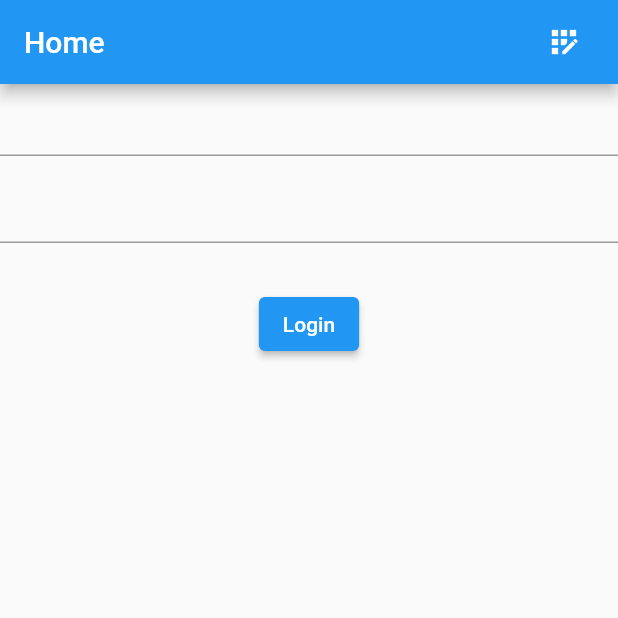
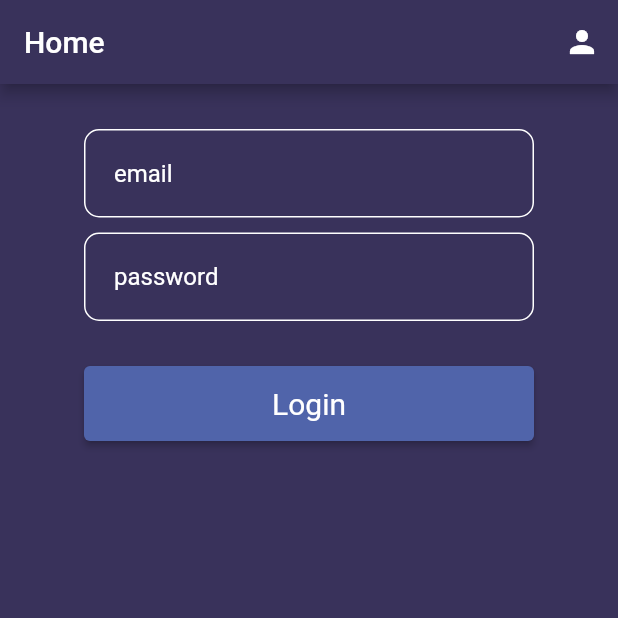
Before and after one commit to Thow76/prototype_v6, a Flutter app: the screen it shows after launch, on a phone screen of 412 x 824 dp, the top half of it. Run offline on Flutter 3.47's test engine with Material 2 defaults, Android fonts, the phone set to English and light mode, and no system bars; our stand-ins replace firebase_core; accounts and stored records are empty; Roboto replaces fonts that are missing (Arial, ComicSans).

Commit message:
app_theme_data

```diff
--- a/lib/main.dart
+++ b/lib/main.dart
@@ -2,6 +2,7 @@ import 'package:firebase_core/firebase_core.dart';
 import 'package:flutter/material.dart';
 import 'package:prototype_v5/firebase_options.dart';
 import 'package:prototype_v5/screens/login_screen.dart';
+import 'package:prototype_v5/screens/utils/app_theme.dart';
 
 void main() async {
   WidgetsFlutterBinding.ensureInitialized();
@@ -18,18 +19,10 @@ class MyApp extends StatelessWidget {
   // This widget is the root of your application.
   @override
   Widget build(BuildContext context) {
+    final theme = AppTheme().light();
     return MaterialApp(
-      theme: ThemeData(
-          // This is the theme of your application.
-          //
-          // Try running your application with "flutter run". You'll see the
-          // application has a blue toolbar. Then, without quitting the app, try
-          // changing the primarySwatch below to Colors.green and then invoke
-          // "hot reload" (press "r" in the console where you ran "flutter run",
-          // or simply save your changes to "hot reload" in a Flutter IDE).
-          // Notice that the counter didn't reset back to zero; the application
-          // is not restarted.
-          ),
+      debugShowCheckedModeBanner: false,
+      theme: theme,
       home: const LoginScreen(),
     );
   }
--- a/lib/screens/login_screen.dart
+++ b/lib/screens/login_screen.dart
@@ -1,4 +1,5 @@
 import 'package:flutter/material.dart';
+import 'package:prototype_v5/screens/utils/constants.dart';
 
 class LoginScreen extends StatefulWidget {
   const LoginScreen({super.key});
@@ -14,29 +15,47 @@ class _LoginScreenState extends State<LoginScreen> {
       appBar: AppBar(
         title: const Text('Home'),
         actions: <Widget>[
-            TextButton.icon(
+          IconButton(
             icon: const Icon(
-                Icons.app_registration,
-                color: Colors.white,
+              Icons.person,
             ),
             onPressed: () {},
-              label: const Text(''),
           ),
         ],
       ),
       body: Form(
+        child: Center(
           child: Column(
             children: <Widget>[
-            TextFormField(),
+              const SizedBox(height: 30),
+              SizedBox(
+                width: 300,
+                child: TextFormField(
+                  decoration:
+                      textInputDecorationLight.copyWith(hintText: 'email'),
+                ),
+              ),
               const SizedBox(
                 height: 10,
               ),
-            TextFormField(),
+              SizedBox(
+                width: 300,
+                child: TextFormField(
+                  decoration:
+                      textInputDecorationLight.copyWith(hintText: 'password'),
+                ),
+              ),
               const SizedBox(
                 height: 30,
               ),
-            ElevatedButton(onPressed: (() {}), child: const Text('Login'))
+              ElevatedButton(
+                onPressed: (() {}),
+                child: const Text('Login'),
+              ),
             ],
-        )));
+          ),
+        ),
+      ),
+    );
   }
 }
--- /dev/null
+++ b/lib/screens/utils/app_theme.dart
@@ -0,0 +1,116 @@
+import 'package:flutter/material.dart';
+
+class AppTheme {
+  TextTheme lightTextTheme = const TextTheme(
+    headline1: TextStyle(
+        fontSize: 72.0, fontWeight: FontWeight.bold, color: Colors.white),
+    headline2: TextStyle(
+        fontSize: 36.0, fontWeight: FontWeight.bold, color: Colors.white),
+    headline3: TextStyle(
+        fontSize: 24.0, fontWeight: FontWeight.bold, color: Colors.white),
+    bodyText1: TextStyle(
+        fontSize: 18.0, fontWeight: FontWeight.bold, color: Colors.white),
+    bodyText2: TextStyle(fontSize: 14.0, color: Colors.white),
+    caption: TextStyle(
+      fontSize: 18.0,
+      color: Colors.white,
+      fontWeight: FontWeight.bold,
+    ),
+  );
+
+  TextTheme darkTextTheme = const TextTheme(
+    headline1: TextStyle(
+        fontSize: 72.0, fontWeight: FontWeight.bold, color: Colors.blueGrey),
+    headline2: TextStyle(
+        fontSize: 36.0, fontWeight: FontWeight.bold, color: Colors.blueGrey),
+    headline3: TextStyle(
+        fontSize: 24.0, fontWeight: FontWeight.bold, color: Colors.blueGrey),
+    bodyText1: TextStyle(
+        fontSize: 18.0, fontWeight: FontWeight.bold, color: Colors.blueGrey),
+    bodyText2: TextStyle(fontSize: 14.0, color: Colors.blueGrey),
+    caption: TextStyle(
+      fontSize: 18.0,
+      color: Color.fromARGB(255, 57, 50, 91),
+      fontWeight: FontWeight.bold,
+    ),
+  );
+
+  ThemeData light() {
+    return ThemeData(
+      fontFamily: 'Arial',
+      brightness: Brightness.light,
+      iconTheme: const IconThemeData(color: Colors.white),
+      canvasColor: const Color.fromARGB(255, 57, 50, 91),
+      checkboxTheme: CheckboxThemeData(
+        fillColor: MaterialStateColor.resolveWith((states) {
+          return Colors.amber;
+        }),
+      ),
+      appBarTheme: const AppBarTheme(
+        foregroundColor: Colors.white,
+        backgroundColor: Color.fromARGB(255, 57, 50, 91),
+      ),
+      textButtonTheme: TextButtonThemeData(
+        style: TextButton.styleFrom(
+          fixedSize: const Size(300, 50),
+          textStyle: const TextStyle(fontFamily: 'Arial', fontSize: 18),
+        ),
+      ),
+      elevatedButtonTheme: ElevatedButtonThemeData(
+          style: ElevatedButton.styleFrom(
+              fixedSize: const Size(300, 50),
+              foregroundColor: Colors.white,
+              backgroundColor: const Color.fromARGB(255, 80, 100, 170),
+              textStyle:
+                  const TextStyle(fontFamily: 'ComicSans', fontSize: 20))),
+      floatingActionButtonTheme: const FloatingActionButtonThemeData(
+          foregroundColor: Colors.white,
+          backgroundColor: Color.fromARGB(255, 80, 100, 170)),
+      bottomNavigationBarTheme: const BottomNavigationBarThemeData(
+        selectedItemColor: Color.fromARGB(255, 80, 100, 170),
+      ),
+      textTheme: lightTextTheme,
+    );
+  }
+
+  ThemeData dark() {
+    return ThemeData(
+      fontFamily: 'ComicSans',
+      brightness: Brightness.dark,
+      iconTheme: const IconThemeData(
+        color: Colors.blueGrey,
+      ),
+      canvasColor: const Color.fromARGB(255, 29, 26, 45),
+      appBarTheme: const AppBarTheme(
+        foregroundColor: Colors.blueGrey,
+        backgroundColor: Color.fromARGB(255, 29, 26, 45),
+      ),
+      textButtonTheme: TextButtonThemeData(
+        style: TextButton.styleFrom(
+          foregroundColor: Colors.blueGrey,
+          fixedSize: const Size(300, 50),
+          textStyle: const TextStyle(
+            fontFamily: 'ComicSans',
+            fontSize: 20,
+          ),
+        ),
+      ),
+      elevatedButtonTheme: ElevatedButtonThemeData(
+          style: ElevatedButton.styleFrom(
+              fixedSize: const Size(300, 50),
+              foregroundColor: Colors.blueGrey,
+              backgroundColor: const Color.fromARGB(255, 50, 59, 95),
+              textStyle: const TextStyle(
+                fontFamily: 'ComicSans',
+                fontSize: 20,
+              ))),
+      floatingActionButtonTheme: const FloatingActionButtonThemeData(
+          foregroundColor: Colors.amber,
+          backgroundColor: Color.fromARGB(255, 50, 59, 95)),
+      bottomNavigationBarTheme: const BottomNavigationBarThemeData(
+        selectedItemColor: Color.fromARGB(255, 29, 26, 45),
+      ),
+      textTheme: darkTextTheme,
+    );
+  }
+}
--- /dev/null
+++ b/lib/screens/utils/constants.dart
@@ -0,0 +1,15 @@
+import 'package:flutter/material.dart';
+
+const textInputDecorationLight = InputDecoration(
+    enabledBorder: OutlineInputBorder(
+      borderRadius: BorderRadius.all(
+        Radius.circular(10.0),
+      ),
+      borderSide: BorderSide(color: Colors.white),
+    ),
+    filled: true,
+    fillColor: Color.fromARGB(255, 57, 50, 91),
+    hintStyle: TextStyle(color: Colors.white),
+    labelStyle: TextStyle(color: Colors.white),
+    floatingLabelBehavior: FloatingLabelBehavior.auto,
+    contentPadding: EdgeInsets.all(20));
```
Lines whose indentation alone changed are shown as unchanged.
